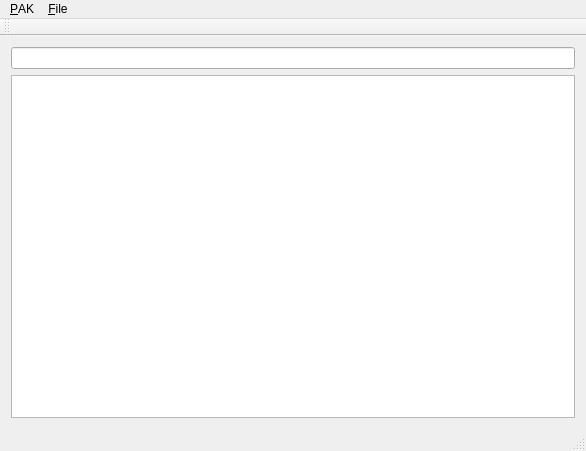
The window that AITD_PakEdit/mainwindow.ui (jmimu/FITD) describes before a commit, drawn with Qt 5.
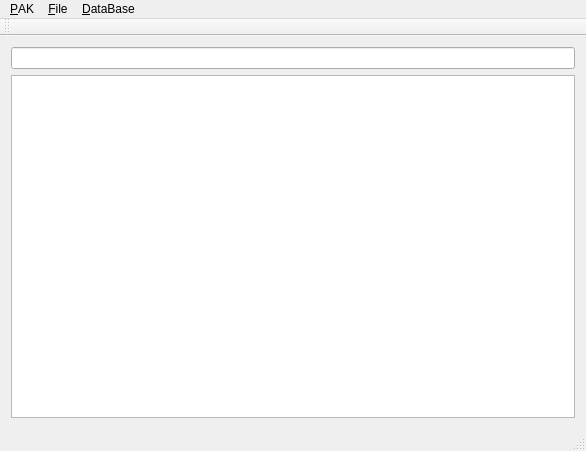
The same window after the commit.

Diff of the .ui file:
```diff
--- a/AITD_PakEdit/mainwindow.ui
+++ b/AITD_PakEdit/mainwindow.ui
@@ -76,8 +76,16 @@
     <addaction name="action_Export"/>
     <addaction name="action_Import"/>
    </widget>
+   <widget class="QMenu" name="menuDataBAse">
+    <property name="title">
+     <string>&amp;DataBase</string>
+    </property>
+    <addaction name="action_OpenDB"/>
+    <addaction name="action_WriteDB"/>
+   </widget>
    <addaction name="menu_File"/>
    <addaction name="menuFile"/>
+   <addaction name="menuDataBAse"/>
   </widget>
   <widget class="QToolBar" name="mainToolBar">
    <attribute name="toolBarArea">
```
Left out of the diff: 11 changed lines with no effect on the pictures.
